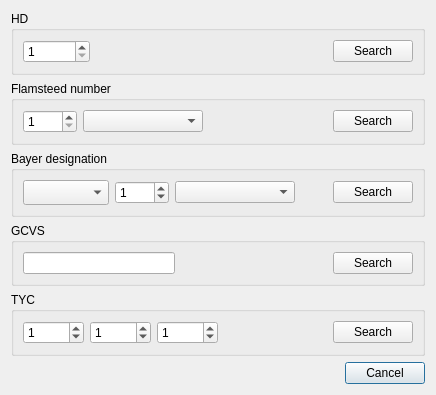
Old version of the form ctychosearch.ui in the repository PavelMr/skytechx.
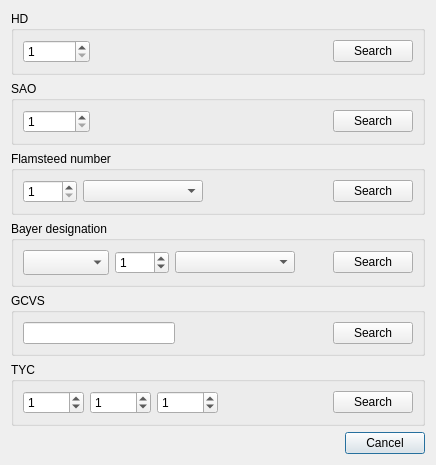
New version of the form.

```diff
--- a/ctychosearch.ui
+++ b/ctychosearch.ui
@@ -7,7 +7,7 @@
     <x>0</x>
     <y>0</y>
     <width>436</width>
-    <height>392</height>
+    <height>456</height>
    </rect>
   </property>
   <property name="windowTitle">
@@ -72,6 +72,49 @@
        </layout>
       </widget>
      </item>
+     <item>
+      <widget class="QGroupBox" name="groupBox_6">
+       <property name="title">
+        <string>SAO</string>
+       </property>
+       <layout class="QVBoxLayout" name="verticalLayout_5">
+        <item>
+         <layout class="QGridLayout" name="gridLayout_6">
+          <item row="0" column="1">
+           <spacer name="horizontalSpacer_7">
+            <property name="orientation">
+             <enum>Qt::Horizontal</enum>
+            </property>
+            <property name="sizeHint" stdset="0">
+             <size>
+              <width>40</width>
+              <height>20</height>
+             </size>
+            </property>
+           </spacer>
+          </item>
+          <item row="0" column="0">
+           <widget class="QSpinBox" name="spinBox_7">
+            <property name="minimum">
+             <number>1</number>
+            </property>
+            <property name="maximum">
+             <number>999999</number>
+            </property>
+           </widget>
+          </item>
+          <item row="0" column="2">
+           <widget class="QPushButton" name="pushButton_7">
+            <property name="text">
+             <string>Search</string>
+            </property>
+           </widget>
+          </item>
+         </layout>
+        </item>
+       </layout>
+      </widget>
+     </item>
      <item>
       <widget class="QGroupBox" name="groupBox_3">
        <property name="title">
```
